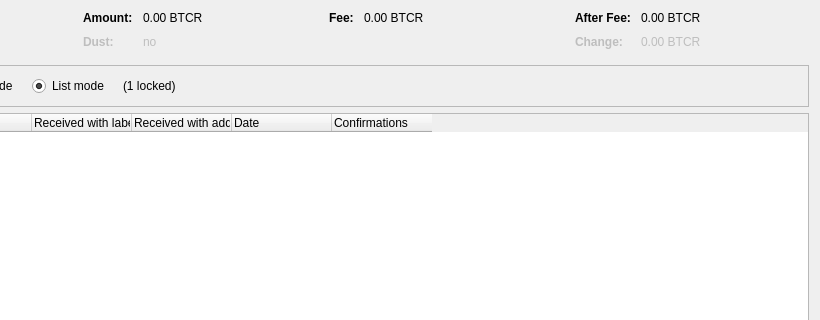
Before: the Qt Designer form src/qt/forms/coincontroldialog.ui in sashabeton/bitcoinvault, drawn with Qt 5; both pictures show x 180 to 1000 and y 0 to 320 of the 1000 by 500 pixel window.
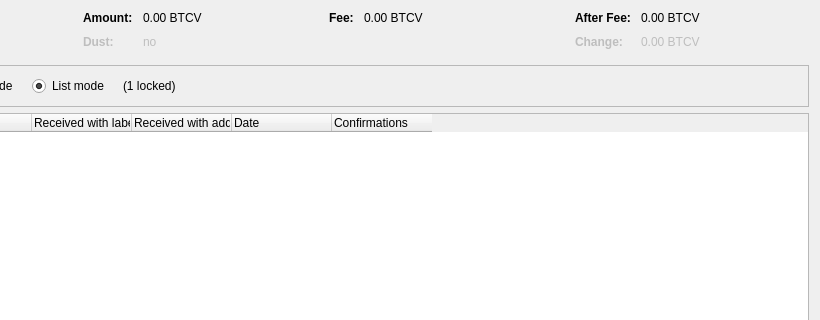
After: the same form once the commit is applied. Custom widgets are drawn as their Qt base class.

Commit message: Change unit from BTCR to BTCV

Diff of the .ui file:
```diff
--- a/src/qt/forms/coincontroldialog.ui
+++ b/src/qt/forms/coincontroldialog.ui
@@ -132,7 +132,7 @@
           <enum>Qt::ActionsContextMenu</enum>
          </property>
          <property name="text">
-          <string notr="true">0.00 BTCR</string>
+          <string notr="true">0.00 BTCV</string>
          </property>
          <property name="textInteractionFlags">
           <set>Qt::LinksAccessibleByMouse|Qt::TextSelectableByKeyboard|Qt::TextSelectableByMouse</set>
@@ -212,7 +212,7 @@
           <enum>Qt::ActionsContextMenu</enum>
          </property>
          <property name="text">
-          <string notr="true">0.00 BTCR</string>
+          <string notr="true">0.00 BTCV</string>
          </property>
          <property name="textInteractionFlags">
           <set>Qt::LinksAccessibleByMouse|Qt::TextSelectableByKeyboard|Qt::TextSelectableByMouse</set>
@@ -257,7 +257,7 @@
           <enum>Qt::ActionsContextMenu</enum>
          </property>
          <property name="text">
-          <string notr="true">0.00 BTCR</string>
+          <string notr="true">0.00 BTCV</string>
          </property>
          <property name="textInteractionFlags">
           <set>Qt::LinksAccessibleByMouse|Qt::TextSelectableByKeyboard|Qt::TextSelectableByMouse</set>
@@ -292,7 +292,7 @@
           <enum>Qt::ActionsContextMenu</enum>
          </property>
          <property name="text">
-          <string notr="true">0.00 BTCR</string>
+          <string notr="true">0.00 BTCV</string>
          </property>
          <property name="textInteractionFlags">
           <set>Qt::LinksAccessibleByMouse|Qt::TextSelectableByKeyboard|Qt::TextSelectableByMouse</set>
```
The commit also changes 39 other files.
